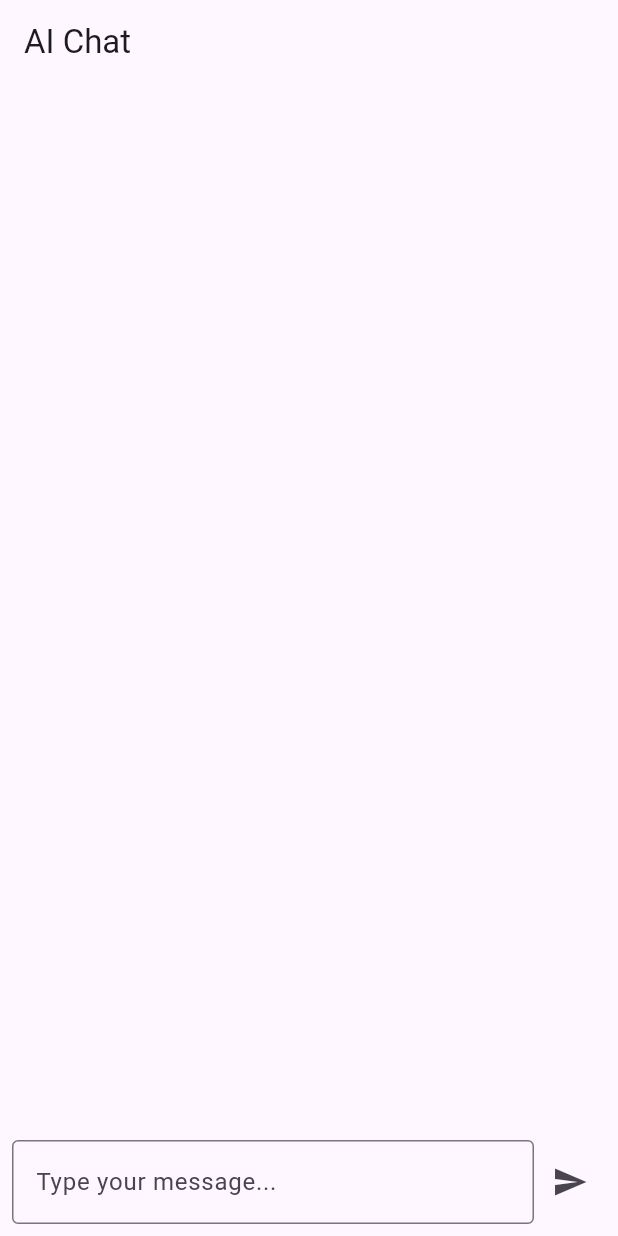
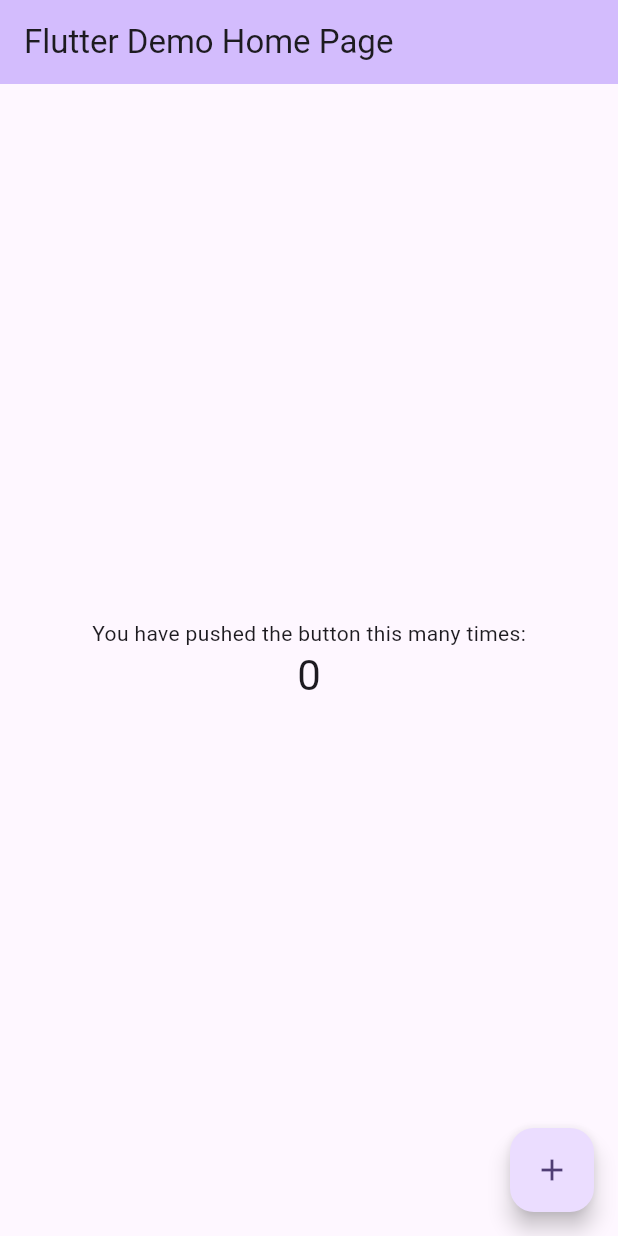
Before and after one commit to Shankar-CSE/AI_Chat, a Flutter app: the screen it shows after launch, on a phone screen of 412 x 824 dp. Run offline on Flutter 3.47's test engine with Material 3 defaults, Android fonts, the phone set to English and light mode, and no system bars; our stand-ins replace flutter_markdown.

Commit message:
Revert "Develop"

```diff
--- a/lib/main.dart
+++ b/lib/main.dart
@@ -1,28 +1,122 @@
 import 'package:flutter/material.dart';
-import 'package:provider/provider.dart';
-import 'services/chat_service.dart';
-import 'screens/chat_screen.dart';
 
 void main() {
-  runApp(
-    Provider(
-      create: (context) => ChatService('api-key'),
-      child: const MyApp(),
-    ),
-  );
+  runApp(const MyApp());
 }
 
 class MyApp extends StatelessWidget {
   const MyApp({super.key});
 
+  // This widget is the root of your application.
   @override
   Widget build(BuildContext context) {
     return MaterialApp(
-      title: 'DeepSeek Chatbot',
+      title: 'Flutter Demo',
       theme: ThemeData(
-        primarySwatch: Colors.blue,
+        // This is the theme of your application.
+        //
+        // TRY THIS: Try running your application with "flutter run". You'll see
+        // the application has a purple toolbar. Then, without quitting the app,
+        // try changing the seedColor in the colorScheme below to Colors.green
+        // and then invoke "hot reload" (save your changes or press the "hot
+        // reload" button in a Flutter-supported IDE, or press "r" if you used
+        // the command line to start the app).
+        //
+        // Notice that the counter didn't reset back to zero; the application
+        // state is not lost during the reload. To reset the state, use hot
+        // restart instead.
+        //
+        // This works for code too, not just values: Most code changes can be
+        // tested with just a hot reload.
+        colorScheme: ColorScheme.fromSeed(seedColor: Colors.deepPurple),
       ),
-      home: const ChatScreen(),
+      home: const MyHomePage(title: 'Flutter Demo Home Page'),
     );
   }
 }
+
+class MyHomePage extends StatefulWidget {
+  const MyHomePage({super.key, required this.title});
+
+  // This widget is the home page of your application. It is stateful, meaning
+  // that it has a State object (defined below) that contains fields that affect
+  // how it looks.
+
+  // This class is the configuration for the state. It holds the values (in this
+  // case the title) provided by the parent (in this case the App widget) and
+  // used by the build method of the State. Fields in a Widget subclass are
+  // always marked "final".
+
+  final String title;
+
+  @override
+  State<MyHomePage> createState() => _MyHomePageState();
+}
+
+class _MyHomePageState extends State<MyHomePage> {
+  int _counter = 0;
+
+  void _incrementCounter() {
+    setState(() {
+      // This call to setState tells the Flutter framework that something has
+      // changed in this State, which causes it to rerun the build method below
+      // so that the display can reflect the updated values. If we changed
+      // _counter without calling setState(), then the build method would not be
+      // called again, and so nothing would appear to happen.
+      _counter++;
+    });
+  }
+
+  @override
+  Widget build(BuildContext context) {
+    // This method is rerun every time setState is called, for instance as done
+    // by the _incrementCounter method above.
+    //
+    // The Flutter framework has been optimized to make rerunning build methods
+    // fast, so that you can just rebuild anything that needs updating rather
+    // than having to individually change instances of widgets.
+    return Scaffold(
+      appBar: AppBar(
+        // TRY THIS: Try changing the color here to a specific color (to
+        // Colors.amber, perhaps?) and trigger a hot reload to see the AppBar
+        // change color while the other colors stay the same.
+        backgroundColor: Theme.of(context).colorScheme.inversePrimary,
+        // Here we take the value from the MyHomePage object that was created by
+        // the App.build method, and use it to set our appbar title.
+        title: Text(widget.title),
+      ),
+      body: Center(
+        // Center is a layout widget. It takes a single child and positions it
+        // in the middle of the parent.
+        child: Column(
+          // Column is also a layout widget. It takes a list of children and
+          // arranges them vertically. By default, it sizes itself to fit its
+          // children horizontally, and tries to be as tall as its parent.
+          //
+          // Column has various properties to control how it sizes itself and
+          // how it positions its children. Here we use mainAxisAlignment to
+          // center the children vertically; the main axis here is the vertical
+          // axis because Columns are vertical (the cross axis would be
+          // horizontal).
+          //
+          // TRY THIS: Invoke "debug painting" (choose the "Toggle Debug Paint"
+          // action in the IDE, or press "p" in the console), to see the
+          // wireframe for each widget.
+          mainAxisAlignment: MainAxisAlignment.center,
+          children: <Widget>[
+            const Text('You have pushed the button this many times:'),
+            Text(
+              '$_counter',
+              style: Theme.of(context).textTheme.headlineMedium,
+            ),
+          ],
+        ),
+      ),
+      floatingActionButton: FloatingActionButton(
+        onPressed: _incrementCounter,
+        tooltip: 'Increment',
+        child: const Icon(Icons.add),
+      ), // This trailing comma makes auto-formatting nicer for build methods.
+    );
+  }
+}
--- a/lib/services/chat_service.dart
+++ b/lib/services/chat_service.dart
@@ -3,7 +3,7 @@ import "package:http/http.dart" as http;
 // import 'package:flutter/material.dart';
 
 class ChatService {
-  static const String _apiUrl = "https://openrouter.ai/api/v1/chat/completions";
+  static const String _apiUrl = "https://api.openai.com/v1/chat/completions";
   static const _deepSeekModel = 'deepseek/deepseek-chat:free';
   final String _apiKey;
   ChatService(this._apiKey);
```
Also changed, not shown: 3 other files.
